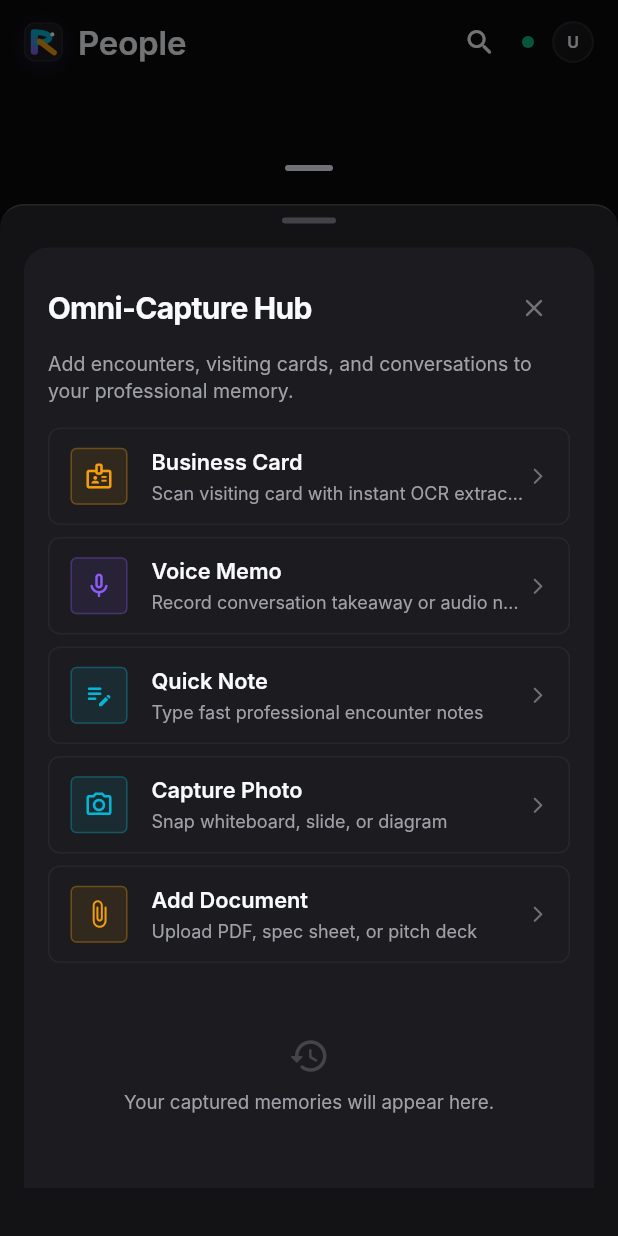
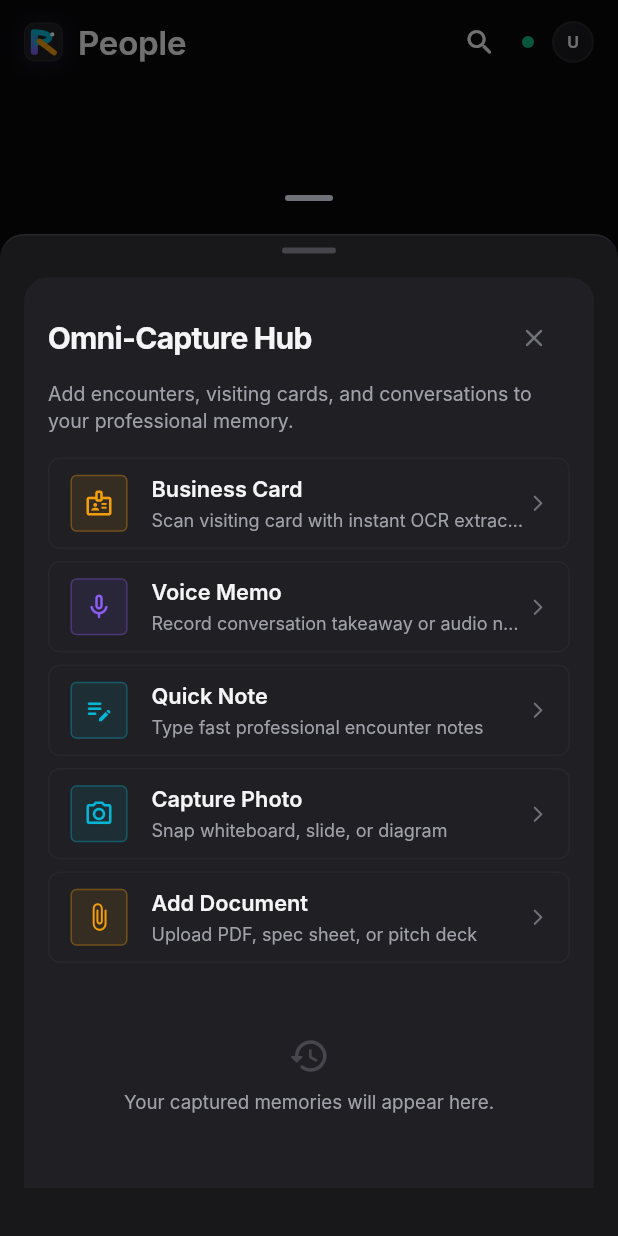
Before and after one commit to muskan-kumar-ece/recallr, a Flutter app: the screen it shows once a user with an empty profile is signed in, item 2 of the bottom bar chosen, after a tap on "Capture First Person", on a phone screen of 412 x 824 dp. Run offline on Flutter 3.47's test engine with Material 3 defaults, Android fonts, the phone set to English and light mode, and no system bars; our stand-ins replace cloud_firestore, cloud_functions, firebase_auth, firebase_core, firebase_storage, google_generative_ai and 2 more; missing offline and left inert: firebase_app_check, google_mlkit_text_recognition, record; accounts and stored records are empty; Roboto replaces fonts that are missing (Inter).

Commit message:
feat: complete UI/UX redesign, mobile usability overhaul, OCR photo extraction, and release v1.1.0

```diff
--- a/lib/app/app_shell.dart
+++ b/lib/app/app_shell.dart
@@ -225,6 +225,8 @@
             final width = constraints.maxWidth;
             final isMobile = width < kTabletBreakpoint;
             final isDesktop = width >= kDesktopBreakpoint;
+            final keyboardOpen = MediaQuery.of(context).viewInsets.bottom > 0;
+            final showFab = isMobile && _selectedIndex != 2 && !keyboardOpen;
 
             return Scaffold(
               backgroundColor: RecallrColors.obsidianBase,
@@ -249,9 +251,9 @@
                   ),
                 ],
               ),
-              floatingActionButton: isMobile ? _buildCaptureFab() : null,
-              floatingActionButtonLocation: isMobile ? FloatingActionButtonLocation.centerDocked : null,
-              bottomNavigationBar: isMobile ? _buildBottomNavBar() : null,
+              floatingActionButton: showFab ? _buildCaptureFab() : null,
+              floatingActionButtonLocation: showFab ? FloatingActionButtonLocation.centerDocked : null,
+              bottomNavigationBar: isMobile ? _buildBottomNavBar(showFab: showFab) : null,
             );
           },
         ),
@@ -265,13 +267,17 @@
         ? widget.user!.displayName!.substring(0, 1)
         : (widget.user?.email?.isNotEmpty == true ? widget.user!.email!.substring(0, 1) : 'U');
 
+    final isHome = _selectedIndex == 0;
+
     return AppBar(
       title: Row(
         mainAxisSize: MainAxisSize.min,
         children: [
-          const RecallrBrandLogo(size: 26.0),
-          const SizedBox(width: 10.0),
-          Text(_currentTitle),
+          RecallrBrandLogo(size: 26.0, showWordmark: isHome),
+          if (!isHome) ...[
+            const SizedBox(width: 10.0),
+            Text(_currentTitle),
+          ],
         ],
       ),
       actions: [
@@ -404,7 +410,7 @@
     );
   }
 
-  Widget _buildBottomNavBar() {
+  Widget _buildBottomNavBar({required bool showFab}) {
     return Container(
       decoration: const BoxDecoration(
         border: Border(
@@ -413,8 +419,8 @@
       ),
       child: BottomAppBar(
         color: RecallrColors.slateSurface,
-        shape: const CircularNotchedRectangle(),
-        notchMargin: 8.0,
+        shape: showFab ? const CircularNotchedRectangle() : null,
+        notchMargin: showFab ? 8.0 : 0.0,
         elevation: 0,
         padding: EdgeInsets.zero,
         child: SizedBox(
@@ -424,7 +430,7 @@
             children: [
               _buildNavItem(0),
               _buildNavItem(1),
-              const SizedBox(width: 48.0), // Space for center FAB
+              if (showFab) const SizedBox(width: 48.0), // Space for center FAB
               _buildNavItem(2),
               _buildNavItem(3),
             ],
--- a/lib/core/theme/recallr_colors.dart
+++ b/lib/core/theme/recallr_colors.dart
@@ -5,24 +5,25 @@
   RecallrColors._();
 
   // Base Backgrounds & Surfaces
-  static const Color obsidianBase = Color(0xFF0A0A0C);
-  static const Color slateSurface = Color(0xFF131316);
-  static const Color charcoalCard = Color(0xFF1C1C20);
+  static const Color obsidianBase = Color(0xFF09090B);
+  static const Color slateSurface = Color(0xFF18181B);
+  static const Color charcoalCard = Color(0xFF202024);
 
   // Glass Overlay (70% opacity applied to slate)
-  static const Color glassOverlay = Color(0xB3131316);
+  static const Color glassOverlay = Color(0xB318181B);
 
   // Accents & AI Tokens
   static const Color aiElectricViolet = Color(0xFF8B5CF6);
+  static const Color aiElectricVioletPressed = Color(0xFF7C3AED);
   static const Color aiCyanHighlight = Color(0xFF06B6D4);
 
   // Semantic Tokens
   static const Color warmAmberGold = Color(0xFFF59E0B);
   static const Color emeraldVerified = Color(0xFF10B981);
-  static const Color crimsonAlert = Color(0xFFEF4444);
+  static const Color crimsonAlert = Color(0xFFF87171);
 
   // High-Contrast Accessible Typography
-  static const Color textPrimary = Color(0xFFF8FAFC);
+  static const Color textPrimary = Color(0xFFF5F5F7);
   static const Color textSecondary = Color(0xFFA1A1AA);
   static const Color textTertiary = Color(0xFF71717A);
 
--- a/lib/core/widgets/buttons/recallr_button.dart
+++ b/lib/core/widgets/buttons/recallr_button.dart
@@ -49,6 +49,10 @@
             child: InkWell(
               onTap: isDisabled ? null : onPressed,
               borderRadius: RecallrRadii.radiusMd,
+              splashColor: isAi
+                  ? RecallrColors.aiCyanHighlight.withAlpha(50)
+                  : RecallrColors.aiElectricVioletPressed.withAlpha(50),
+              highlightColor: Colors.white.withAlpha(15),
               child: Ink(
                 decoration: BoxDecoration(
                   gradient: (isAi && !isDisabled) ? RecallrColors.aiGradient : null,
--- a/lib/features/capture/widgets/capture_method_card.dart
+++ b/lib/features/capture/widgets/capture_method_card.dart
@@ -26,9 +26,13 @@
         borderRadius: RecallrRadii.radiusMd,
         child: InkWell(
           borderRadius: RecallrRadii.radiusMd,
+          splashColor: type.color.withAlpha(25),
+          highlightColor: type.color.withAlpha(12),
           onTap: onTap,
-          child: Padding(
-            padding: const EdgeInsets.symmetric(horizontal: 14.0, vertical: 12.0),
+          child: ConstrainedBox(
+            constraints: const BoxConstraints(minHeight: 56.0),
+            child: Padding(
+              padding: const EdgeInsets.symmetric(horizontal: 14.0, vertical: 10.0),
             child: Row(
               children: [
                 Container(
@@ -83,6 +87,7 @@
           ),
         ),
       ),
+    ),
     );
   }
 }
--- a/lib/features/capture/widgets/capture_method_grid.dart
+++ b/lib/features/capture/widgets/capture_method_grid.dart
@@ -1,5 +1,4 @@
 import 'package:flutter/material.dart';
-import '../../../core/theme/theme.dart';
 import '../models/capture_models.dart';
 import 'capture_method_card.dart';
 
@@ -14,11 +13,21 @@
 
   @override
   Widget build(BuildContext context) {
-    return ListView.separated(
+    return LayoutBuilder(
+      builder: (context, constraints) {
+        final isWide = constraints.maxWidth >= 540;
+
+        if (isWide) {
+          return GridView.builder(
             shrinkWrap: true,
             physics: const NeverScrollableScrollPhysics(),
             itemCount: CaptureType.values.length,
-      separatorBuilder: (_, __) => RecallrSpacing.gapSm,
+            gridDelegate: const SliverGridDelegateWithFixedCrossAxisCount(
+              crossAxisCount: 2,
+              mainAxisExtent: 74.0,
+              crossAxisSpacing: 10.0,
+              mainAxisSpacing: 10.0,
+            ),
             itemBuilder: (context, index) {
               final type = CaptureType.values[index];
               return CaptureMethodCard(
@@ -28,4 +37,21 @@
             },
           );
         }
+
+        return ListView.separated(
+          shrinkWrap: true,
+          physics: const NeverScrollableScrollPhysics(),
+          itemCount: CaptureType.values.length,
+          separatorBuilder: (_, __) => const SizedBox(height: 8.0),
+          itemBuilder: (context, index) {
+            final type = CaptureType.values[index];
+            return CaptureMethodCard(
+              type: type,
+              onTap: () => onSelectType(type),
+            );
+          },
+        );
+      },
+    );
   }
+}
--- a/lib/screens/home/home_screen.dart
+++ b/lib/screens/home/home_screen.dart
@@ -454,10 +454,8 @@
           ),
           RecallrSpacing.gapLg,
           const MemorySearchCard(),
-          RecallrSpacing.gapLg,
-          MemoryPulse(stats: stats),
-          RecallrSpacing.gapLg,
-          _buildNetworkHealthCard(context),
+          RecallrSpacing.gapMd,
+          const QuickCaptureTile(),
           RecallrSpacing.gapLg,
           if (relationshipAttentions.isNotEmpty) ...[
             RelationshipAttentionSection(
@@ -483,7 +481,9 @@
             ),
             RecallrSpacing.gapLg,
           ],
-          const QuickCaptureTile(),
+          MemoryPulse(stats: stats),
+          RecallrSpacing.gapLg,
+          _buildNetworkHealthCard(context),
           const SizedBox(height: 80.0),
         ],
       ),
@@ -507,11 +507,7 @@
           ),
           RecallrSpacing.gapLg,
           const MemorySearchCard(),
-          RecallrSpacing.gapLg,
-          MemoryPulse(stats: stats),
-          RecallrSpacing.gapLg,
-          _buildNetworkHealthCard(context),
-          RecallrSpacing.gapLg,
+          RecallrSpacing.gapMd,
           Row(
             crossAxisAlignment: CrossAxisAlignment.start,
             children: [
@@ -520,6 +516,8 @@
                 child: Column(
                   crossAxisAlignment: CrossAxisAlignment.stretch,
                   children: [
+                    const QuickCaptureTile(),
+                    RecallrSpacing.gapLg,
                     if (relationshipAttentions.isNotEmpty) ...[
                       RelationshipAttentionSection(
                         attentionItems: relationshipAttentions,
@@ -545,13 +543,15 @@
                 flex: 4,
                 child: Column(
                   children: [
+                    MemoryPulse(stats: stats),
+                    RecallrSpacing.gapLg,
+                    _buildNetworkHealthCard(context),
+                    RecallrSpacing.gapLg,
                     if (recentPeople.isNotEmpty) ...[
                       RecentPeopleSection(
                         items: recentPeople,
                       ),
-                      RecallrSpacing.gapLg,
                     ],
-                    const QuickCaptureTile(),
                   ],
                 ),
               ),
--- a/pubspec.yaml
+++ b/pubspec.yaml
@@ -2,7 +2,7 @@
 description: "A Flutter application with Firebase Authentication and Firestore."
 publish_to: 'none'
 
-version: 1.0.0+1
+version: 1.1.0+2
 
 environment:
   sdk: ^3.5.0
```
Also changed, not shown: lib/screens/capture/capture_modal.dart (+71 -13 lines), 5 other files. Lines whose indentation alone changed are shown as unchanged.
